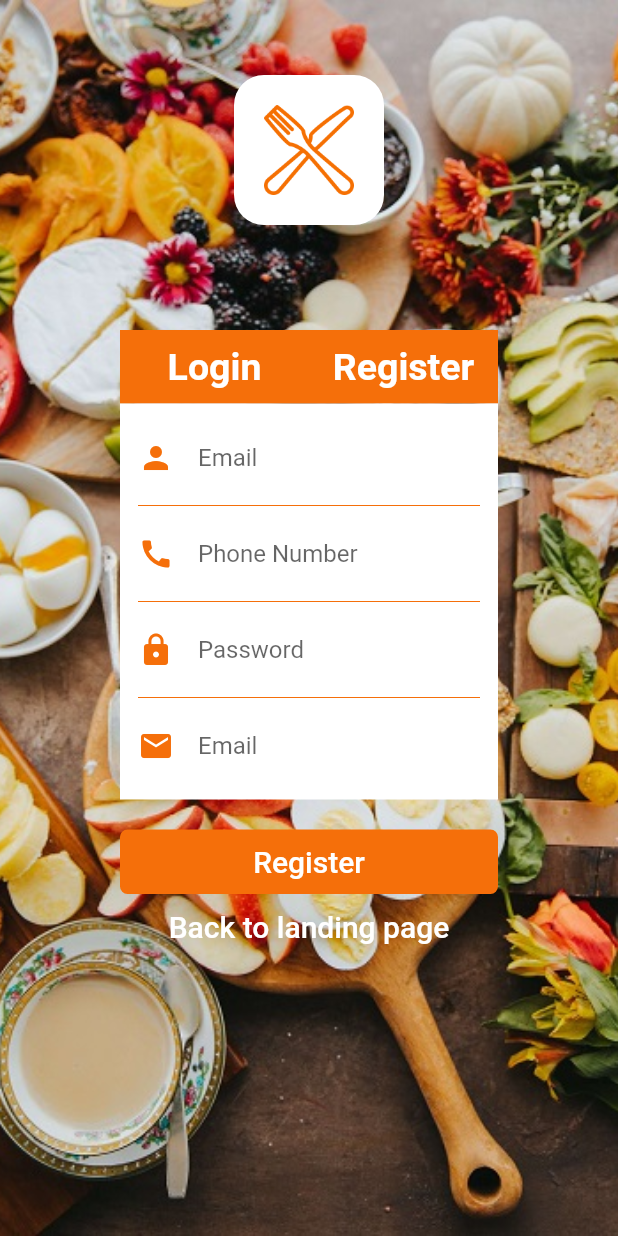
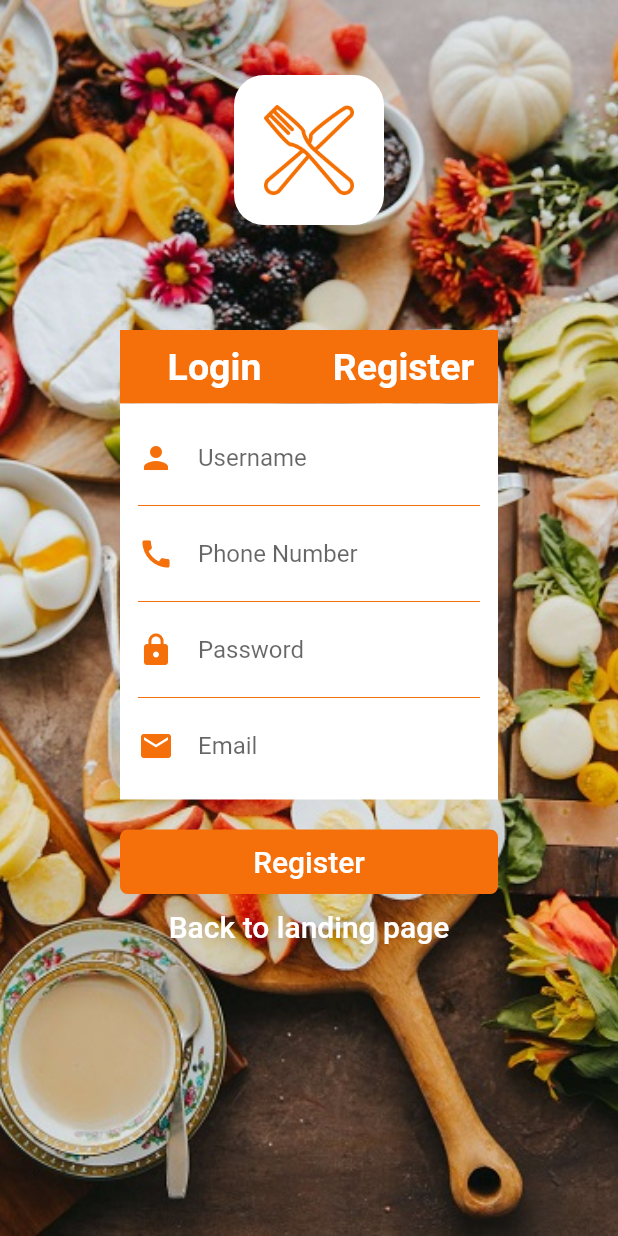
Before and after one commit to musabagab/Delicious-Food-ordering-app, a Flutter app: the screen it shows after launch, on a phone screen of 412 x 824 dp. Run offline on Flutter 3.47's test engine with Material 2 defaults, Android fonts, the phone set to English and light mode, and no system bars; our stand-ins replace cloud_firestore, firebase_auth, flutter_custom_clippers, get_it, rflutter_alert; accounts and stored records are empty.

```diff
--- a/lib/ui/widgets/forms/register_form.dart
+++ b/lib/ui/widgets/forms/register_form.dart
@@ -17,10 +17,10 @@ class _RegisterFormState extends State<RegisterForm> {
 
   @override
   Widget build(BuildContext context) {
-    TextEditingController _emailController,
-        _phoneNumberController,
-        _passwordController,
-        _usernameController = TextEditingController();
+    TextEditingController _emailController = TextEditingController();
+    TextEditingController _phoneNumberController = TextEditingController();
+    TextEditingController _passwordController = TextEditingController();
+    TextEditingController _usernameController = TextEditingController();
     return BaseView<RegisterModel>(
         builder: (context, model, child) => Form(
               key: _formKey,
@@ -33,9 +33,9 @@ class _RegisterFormState extends State<RegisterForm> {
                       children: <Widget>[
                         AppTextForm(
                           textController: _usernameController,
-                          hintText: 'Email',
+                          hintText: 'Username',
                           iconData: Icons.person,
-                          errorMessage: 'Email should not be empty',
+                          errorMessage: 'Username should not be empty',
                         ),
                         Divider(
                           color: primaryColor,
@@ -72,8 +72,6 @@ class _RegisterFormState extends State<RegisterForm> {
                     busy: model.state == ViewState.Busy,
                     title: 'Register',
                     onPressed: () async {
-                      // save the results
-                      _formKey.currentState.save();
                       // check if validated
                       if (_formKey.currentState.validate()) {
                         model.signUp(
```
Also changed, not shown: lib/ui/widgets/forms/login_form.dart (+15 -39 lines).
